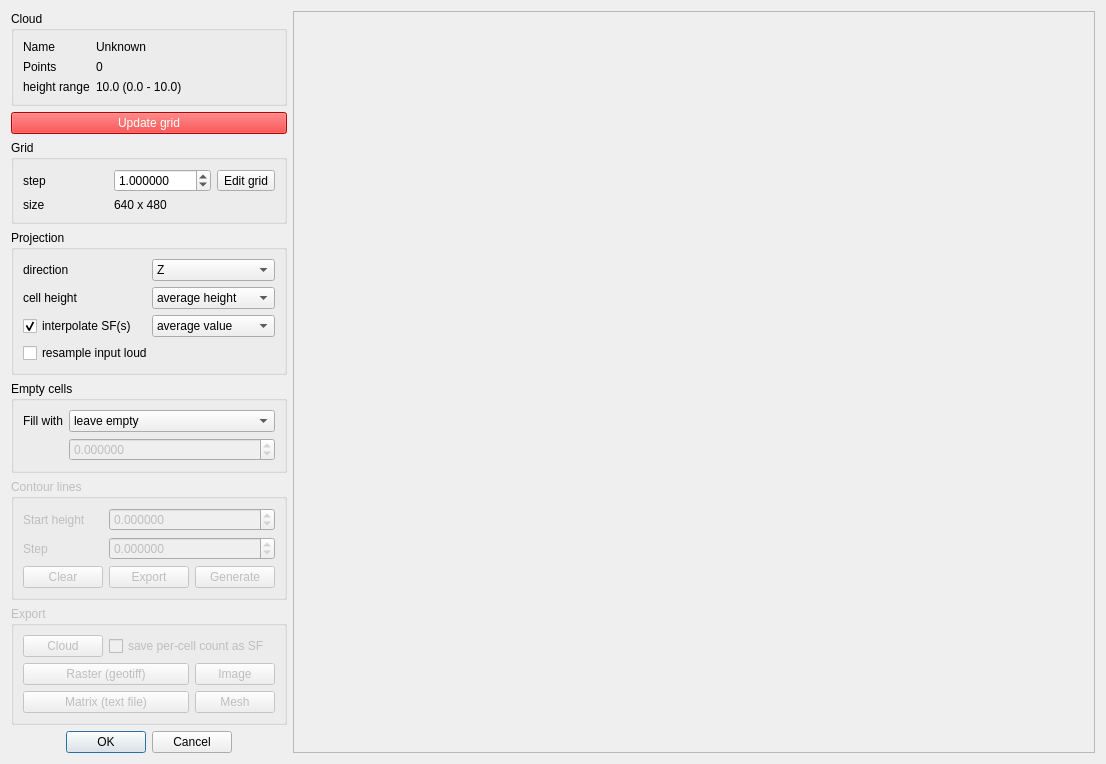
This is qCC/ui_templates/rasterizeDlg.ui in CloudCompare/CloudCompare as Qt 5 draws it before an edit. The edited form follows.
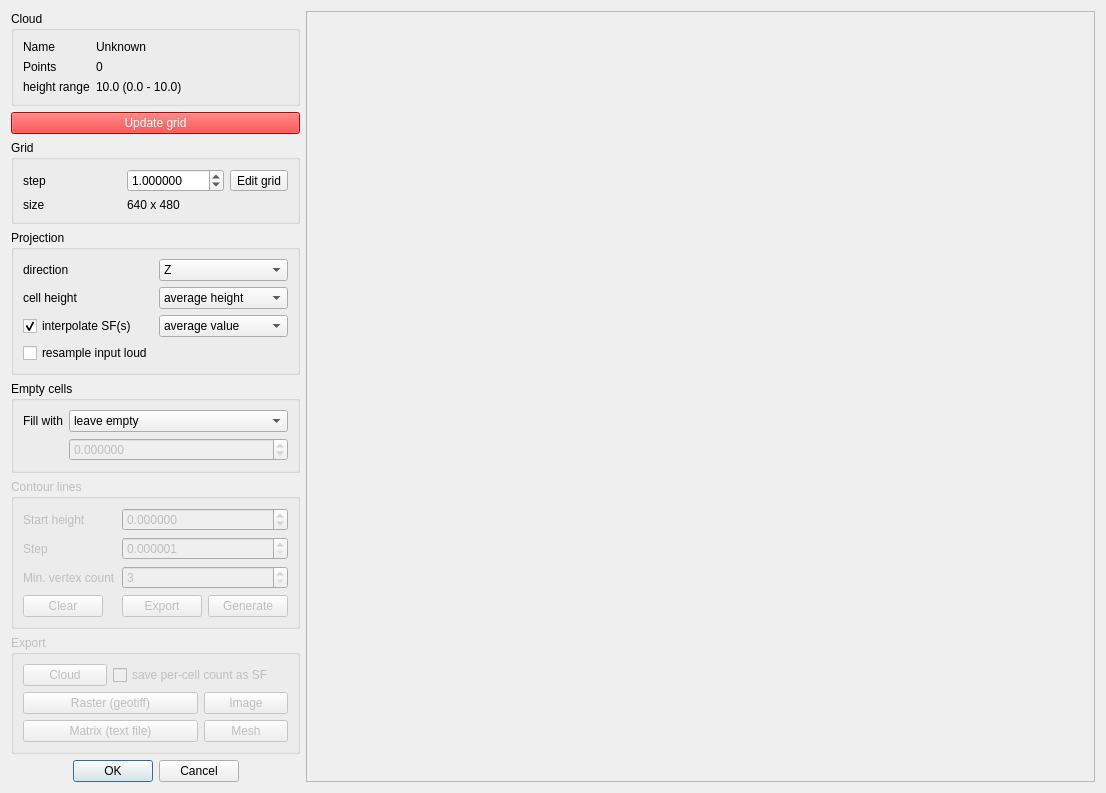
This is the edited form.

Commit message: Contour plot tool finished (Rasterize tool)

Patch:
```diff
--- a/qCC/ui_templates/rasterizeDlg.ui
+++ b/qCC/ui_templates/rasterizeDlg.ui
@@ -7,7 +7,7 @@
     <x>0</x>
     <y>0</y>
     <width>1106</width>
-    <height>703</height>
+    <height>731</height>
    </rect>
   </property>
   <property name="windowTitle">
@@ -431,7 +431,7 @@
             <number>6</number>
            </property>
            <property name="minimum">
-            <double>-1000000000.000000000000000</double>
+            <double>0.000001000000000</double>
            </property>
            <property name="maximum">
             <double>1000000000.000000000000000</double>
@@ -445,7 +445,7 @@
            </property>
           </widget>
          </item>
-         <item row="2" column="0">
+         <item row="3" column="0">
           <widget class="QPushButton" name="clearContoursPushButton">
            <property name="enabled">
             <bool>false</bool>
@@ -458,7 +458,7 @@
            </property>
           </widget>
          </item>
-         <item row="2" column="1">
+         <item row="3" column="1">
           <layout class="QHBoxLayout" name="horizontalLayout_5">
            <item>
             <widget class="QPushButton" name="exportContoursPushButton">
@@ -482,6 +482,26 @@
            </item>
           </layout>
          </item>
+         <item row="2" column="0">
+          <widget class="QLabel" name="label_11">
+           <property name="text">
+            <string>Min. vertex count</string>
+           </property>
+          </widget>
+         </item>
+         <item row="2" column="1">
+          <widget class="QSpinBox" name="minVertexCountSpinBox">
+           <property name="toolTip">
+            <string>Min vertex count per iso-line (to ignore the smallest ones)</string>
+           </property>
+           <property name="minimum">
+            <number>3</number>
+           </property>
+           <property name="maximum">
+            <number>10000000</number>
+           </property>
+          </widget>
+         </item>
         </layout>
        </widget>
       </item>
```
The commit also changes 3 other files.
